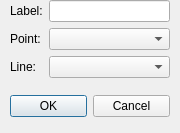
Qt form Dialogs/AddLineDialogs/addlineparallel.ui (LFriday13/geometry-toolbox) before a commit.
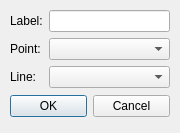
The same form after that commit.

Commit message: Updated Geometry of dialogs.

The edit to the form file:
```diff
--- a/Dialogs/AddLineDialogs/addlineparallel.ui
+++ b/Dialogs/AddLineDialogs/addlineparallel.ui
@@ -33,7 +33,7 @@
    <property name="geometry">
     <rect>
      <x>10</x>
-     <y>0</y>
+     <y>10</y>
      <width>160</width>
      <height>80</height>
     </rect>
```
The commit also changes 6 other files.
